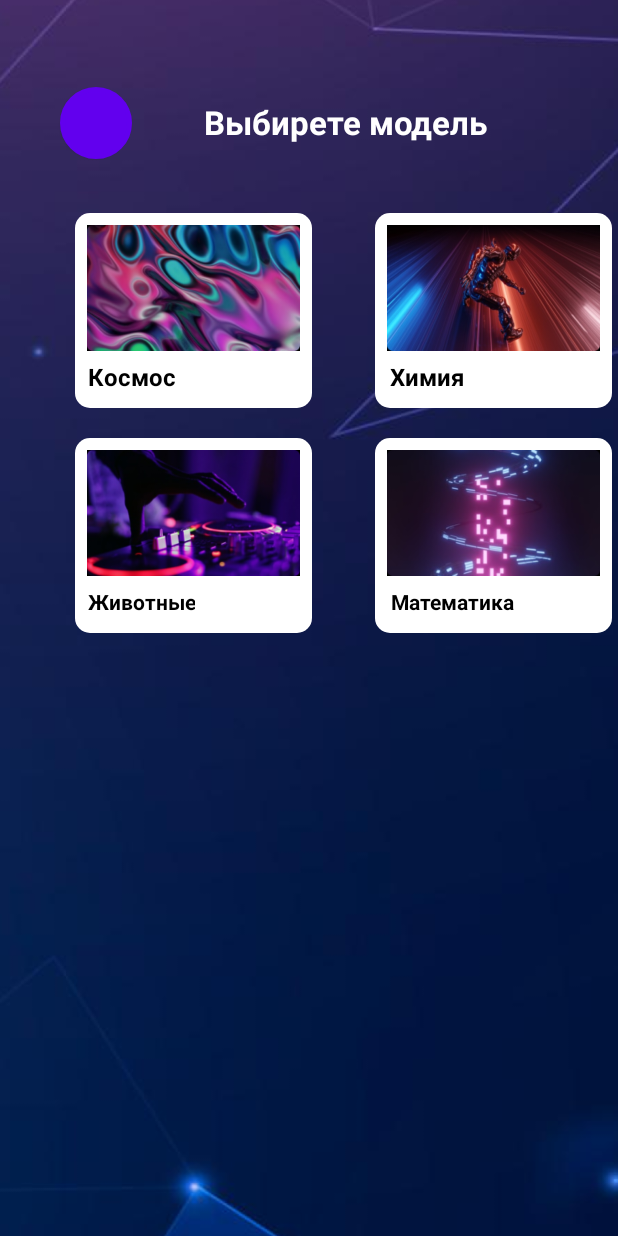
After one commit to dimchery/hello_ar, an Android app: the layout left_splash.xml on its own in the app's theme, with its tools: preview values and no code run, on a phone screen of 412 x 824 dp. The commit adds this screen. Run offline under Robolectric (Android 15) with nearby library versions, the phone set to English and light mode, and no system bars.

Commit message:
test click imageButton

```diff
--- /dev/null
+++ b/app/src/main/java/com/test_project/hello_arcore/LeftSplashActivity.java
@@ -0,0 +1,42 @@
+package com.test_project.hello_arcore;
+
+import android.content.Intent;
+import android.os.Bundle;
+import android.view.View;
+import android.widget.Button;
+import android.widget.ImageButton;
+
+import androidx.appcompat.app.AppCompatActivity;
+
+public class LeftSplashActivity extends AppCompatActivity {
+    /*  private ImageButton imageButton2;
+  private ImageButton imageButton1;
+  private ImageButton imageButton3;
+  private Button arrow_button;*/
+
+    private ImageButton imageButton;
+    boolean flag = true;
+
+    @Override
+    protected void onCreate(Bundle savedInstanceState) {
+        super.onCreate(savedInstanceState);
+        setContentView(R.layout.left_splash);
+        imageButton = (ImageButton)findViewById(R.id.imageButton);
+        imageButton.setOnClickListener(new View.OnClickListener() {
+            @Override
+            public void onClick(View v) {
+                // меняем изображение на кнопке
+                if (flag)
+                    imageButton.setImageResource(R.drawable.card4);
+                else
+                    // возвращаем первую картинку
+                    imageButton.setImageResource(R.drawable.card2);
+                flag = !flag;
+            }
+        });
+
+        Intent intent = new Intent(this, MainActivity.class);
+        startActivity(intent);
+        finish();
+    }
+}
--- /dev/null
+++ b/app/src/main/res/drawable/buttonshape.xml
@@ -0,0 +1,25 @@
+<?xml version="1.0" encoding="utf-8"?>
+<shape xmlns:android="http://schemas.android.com/apk/res/android" android:shape="rectangle" >
+    <corners
+        android:topLeftRadius="25dp"
+        android:topRightRadius="25dp"
+        android:bottomLeftRadius="25dp"
+        android:bottomRightRadius="25dp"
+        />
+    <gradient
+        android:angle="45"
+        android:centerX="35%"
+        android:centerColor="#FFFFFF"
+        android:startColor="#FFFFFF"
+        android:endColor="#FFFFFF"
+        android:type="linear"
+        />
+    <size
+        android:width="48dp"
+        android:height="48dp"
+        />
+    <stroke
+        android:width="3dp"
+        android:color="#FFFFFF"
+        />
+</shape>
--- /dev/null
+++ b/app/src/main/res/drawable/card.xml
@@ -0,0 +1,22 @@
+<?xml version="1.0" encoding="utf-8"?>
+<shape xmlns:android="http://schemas.android.com/apk/res/android" android:shape="rectangle" >
+    <corners
+        android:topLeftRadius="10dp"
+        android:topRightRadius="10dp"
+        android:bottomLeftRadius="10dp"
+        android:bottomRightRadius="10dp"
+        />
+    <gradient
+        android:angle="45"
+        android:centerX="35%"
+        android:centerColor="#FFFFFF"
+        android:startColor="#FFFFFF"
+        android:endColor="#FFFFFF"
+        android:type="linear"
+        />
+    <size
+        android:width="120dp"
+        android:height="95dp"
+        />
+
+</shape>
--- a/app/src/main/res/layout/activity_main.xml
+++ b/app/src/main/res/layout/activity_main.xml
@@ -32,14 +32,14 @@
             android:layout_width="wrap_content"
             android:layout_height="wrap_content"
             android:layout_weight="1"
-            android:text="Play" />
+            android:text="Сарт" />
 
         <Button
             android:id="@+id/stop_button"
             android:layout_width="wrap_content"
             android:layout_height="wrap_content"
             android:layout_weight="1"
-            android:text="Stop" />
+            android:text="Стоп" />
     </LinearLayout>
 
 
--- /dev/null
+++ b/app/src/main/res/layout/left_splash.xml
@@ -0,0 +1,174 @@
+<!--
+   Copyright 2016 Google LLC
+
+   Licensed under the Apache License, Version 2.0 (the "License");
+   you may not use this file except in compliance with the License.
+   You may obtain a copy of the License at
+
+      http://www.apache.org/licenses/LICENSE-2.0
+
+   Unless required by applicable law or agreed to in writing, software
+   distributed under the License is distributed on an "AS IS" BASIS,
+   WITHOUT WARRANTIES OR CONDITIONS OF ANY KIND, either express or implied.
+   See the License for the specific language governing permissions and
+   limitations under the License.
+-->
+<RelativeLayout xmlns:android="http://schemas.android.com/apk/res/android"
+    xmlns:app="http://schemas.android.com/apk/res-auto"
+    xmlns:tools="http://schemas.android.com/tools"
+    android:layout_width="match_parent"
+    android:layout_height="match_parent"
+    android:background="@drawable/fon1"
+    tools:context=".MainActivity">
+
+    <Button
+        android:id="@+id/arrow_button"
+        android:layout_width="48dp"
+        android:layout_height="48dp"
+        android:layout_alignParentLeft="true"
+        android:layout_alignParentTop="true"
+        android:layout_marginLeft="40dp"
+        android:layout_marginTop="58dp"
+        android:background="@drawable/buttonshape"
+        android:drawableStart="@drawable/next"
+        android:gravity="right"
+
+        />
+
+    <TextView
+        android:id="@+id/textView"
+        android:layout_width="wrap_content"
+        android:layout_height="32dp"
+        android:layout_alignParentLeft="true"
+        android:layout_alignParentTop="true"
+        android:layout_marginLeft="135dp"
+        android:layout_marginTop="65dp"
+        android:textStyle="bold"
+        android:gravity="center"
+        android:text="Выбирете модель"
+        android:textSize="22sp"
+        android:textColor ="#FFFFFF"
+        />
+
+    <ImageButton
+        android:id="@+id/imageButton"
+        android:layout_width="158dp"
+        android:layout_height="130dp"
+        android:layout_alignParentLeft="true"
+        android:layout_marginStart="50dp"
+        android:layout_marginLeft="220dp"
+        android:layout_marginTop="142dp"
+        android:layout_toEndOf="@+id/imageButton1"
+        android:background="@drawable/card"
+        android:onClick="@LeftSplashActivity/setOnClickListener"
+        android:paddingLeft="8dp"
+        android:paddingTop="8dp"
+        android:paddingRight="8dp"
+        android:scaleType="fitStart"
+        app:srcCompat="@drawable/card1" />
+    <TextView
+        android:id="@+id/textCard2"
+        android:layout_width="wrap_content"
+        android:layout_height="32dp"
+        android:layout_alignParentLeft="true"
+        android:layout_alignParentTop="true"
+        android:layout_marginLeft="58dp"
+        android:layout_marginTop="235dp"
+        android:textStyle="bold"
+        android:gravity="center"
+        android:text="Космос"
+        android:textSize="16sp"
+        android:textColor ="#000000"
+        android:clickable="false"
+        />
+
+    <ImageButton
+        android:id="@+id/imageButton1"
+        android:layout_width="158dp"
+        android:layout_height="130dp"
+        android:layout_alignParentLeft="true"
+        android:layout_marginLeft="250dp"
+        android:layout_marginTop="142dp"
+        android:background="@drawable/card"
+        android:paddingLeft="8dp"
+        android:paddingTop="8dp"
+        android:paddingRight="8dp"
+        android:scaleType="fitStart"
+        app:srcCompat="@drawable/card2" />
+    <TextView
+        android:id="@+id/textCard1"
+        android:layout_width="wrap_content"
+        android:layout_height="32dp"
+        android:layout_alignParentLeft="true"
+        android:layout_alignParentTop="true"
+        android:layout_marginLeft="260dp"
+        android:layout_marginTop="235dp"
+        android:textStyle="bold"
+        android:gravity="center"
+        android:text="Химия"
+        android:textSize="16sp"
+        android:textColor ="#000000"
+        android:clickable="false"
+        />
+
+    <ImageButton
+        android:id="@+id/imageButton3"
+        android:layout_width="158dp"
+        android:layout_height="130dp"
+        android:layout_below="@+id/imageButton1"
+        android:layout_alignParentLeft="true"
+        android:layout_marginLeft="50dp"
+        android:layout_marginTop="20dp"
+        android:background="@drawable/card"
+        android:paddingLeft="8dp"
+        android:paddingTop="8dp"
+        android:paddingRight="8dp"
+        android:scaleType="fitStart"
+        app:srcCompat="@drawable/card3" />
+    <TextView
+        android:id="@+id/textCard3"
+        android:layout_width="wrap_content"
+        android:layout_height="32dp"
+        android:layout_alignParentLeft="true"
+        android:layout_alignParentTop="true"
+        android:layout_marginLeft="58dp"
+        android:layout_marginTop="385dp"
+        android:textStyle="bold"
+        android:gravity="center"
+        android:text="Животные"
+        android:textSize="14sp"
+        android:textColor ="#000000"
+        android:clickable="false"
+        />
+
+    <ImageButton
+        android:id="@+id/imageButton4"
+        android:layout_width="158dp"
+        android:layout_height="130dp"
+        android:layout_below="@+id/imageButton"
+        android:layout_alignParentLeft="true"
+        android:layout_marginLeft="250dp"
+        android:layout_marginTop="20dp"
+        android:background="@drawable/card"
+        android:paddingLeft="8dp"
+        android:paddingTop="8dp"
+        android:paddingRight="8dp"
+        android:scaleType="fitStart"
+        app:srcCompat="@drawable/card4" />
+    <TextView
+        android:id="@+id/textCard4"
+        android:layout_width="wrap_content"
+        android:layout_height="32dp"
+        android:layout_alignParentLeft="true"
+        android:layout_alignParentTop="true"
+        android:layout_marginLeft="260dp"
+        android:layout_marginTop="385dp"
+        android:textStyle="bold"
+        android:gravity="center"
+        android:text="Математика"
+        android:textSize="14sp"
+        android:textColor ="#000000"
+        android:clickable="false"
+        />
+
+</RelativeLayout>
--- a/gradle.properties
+++ b/gradle.properties
@@ -16,5 +16,5 @@ org.gradle.jvmargs=-Xmx2048m -Dfile.encoding=UTF-8
 # https://developer.android.com/topic/libraries/support-library/androidx-rn
 android.useAndroidX=true
 android.enableJetifier=true
-
+android.injected.studio.version.check=false
 kotlin.code.style=official
```
Also changed, not shown: app/src/main/res/drawable/card1.png (added), app/src/main/res/drawable/card2.png (added), app/src/main/res/drawable/card3.png (added), app/src/main/res/drawable/card4.png (added), app/src/main/res/drawable/fon1.png (added), app/src/main/res/drawable/next.png (added), app/src/main/res/drawable/next2.png (added), app/src/main/res/drawable/next3.png (added), app/src/main/res/drawable/next4.png (added), app/src/main/res/drawable/next5.png (added).
